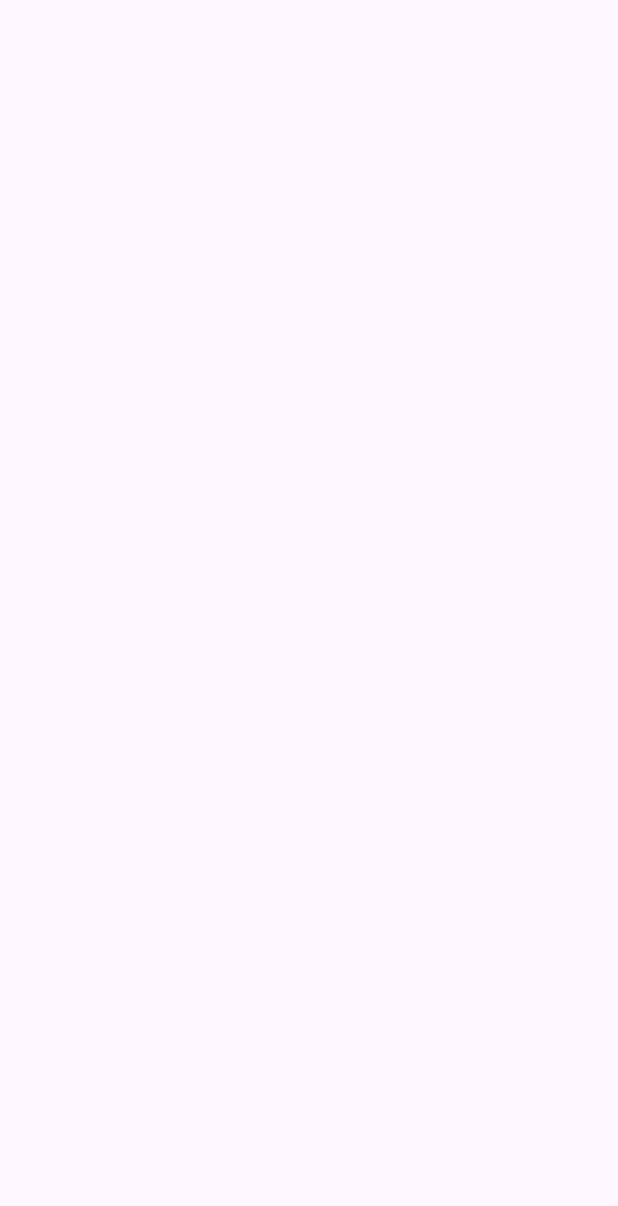
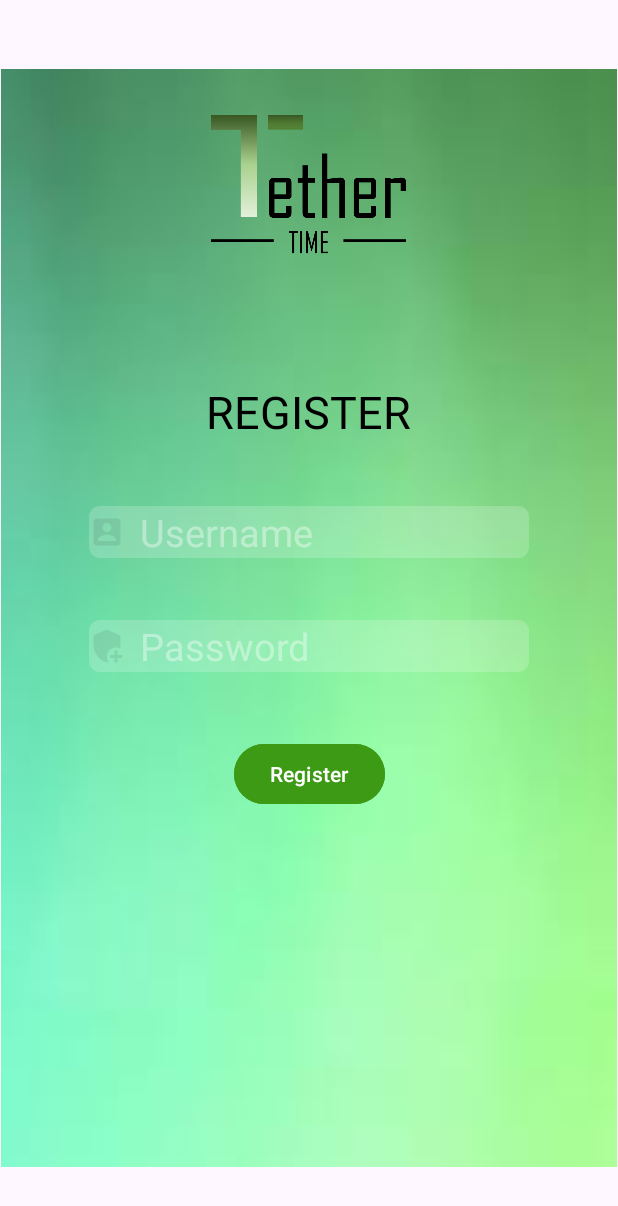
Before and after one commit to TristanStavast/OPSC_Part3, an Android app: the Register screen opened directly, with no data from a screen before it, on a phone screen of 412 x 824 dp. Before the commit the part shown is empty. Shown: the top 1206 px of the screen. Run offline under Robolectric (Android 15) with nearby library versions, the phone set to English and light mode, and no system bars.

Commit message:
Login and Register

```diff
--- a/app/src/main/java/com/example/opsc_part3/MainActivity.kt
+++ b/app/src/main/java/com/example/opsc_part3/MainActivity.kt
@@ -28,7 +28,7 @@ class MainActivity : AppCompatActivity() {
         btnlogin.setOnClickListener()
         {
 
-            if((username.text.toString().equals(null)) || (password.text.toString().equals(null)))
+            if((username.text.toString().isEmpty()) || (password.text.toString().isEmpty()))
             {
                 Toast.makeText(this, "Enter all fields!", Toast.LENGTH_SHORT).show()
             }
--- a/app/src/main/java/com/example/opsc_part3/Register.kt
+++ b/app/src/main/java/com/example/opsc_part3/Register.kt
@@ -1,6 +1,10 @@
 package com.example.opsc_part3
 
+import android.content.Intent
 import android.os.Bundle
+import android.widget.Button
+import android.widget.EditText
+import android.widget.Toast
 import androidx.activity.enableEdgeToEdge
 import androidx.appcompat.app.AppCompatActivity
 import androidx.core.view.ViewCompat
@@ -16,5 +20,23 @@ class Register : AppCompatActivity() {
             v.setPadding(systemBars.left, systemBars.top, systemBars.right, systemBars.bottom)
             insets
         }
+
+
+        var btnreg : Button = findViewById(R.id.btnReg)
+        var txtRegUser : EditText = findViewById(R.id.txtRegUsername)
+        var txtRegPass : EditText = findViewById(R.id.txtRegPassword)
+
+        btnreg.setOnClickListener()
+        {
+            if((txtRegUser.text.toString().isEmpty()) || (txtRegPass.text.toString().isEmpty()))
+            {
+                Toast.makeText(this, "Enter all fields", Toast.LENGTH_SHORT).show()
+            }
+            else
+            {
+                val int = Intent(this, Home::class.java)
+                startActivity(int)
+            }
+        }
     }
 }
--- a/app/src/main/res/layout/activity_register.xml
+++ b/app/src/main/res/layout/activity_register.xml
@@ -7,4 +7,107 @@
     android:layout_height="match_parent"
     tools:context=".Register">
 
+    <ImageView
+        android:id="@+id/imageView2"
+        android:layout_width="412dp"
+        android:layout_height="732dp"
+        app:layout_constraintBottom_toBottomOf="parent"
+        app:layout_constraintEnd_toEndOf="parent"
+        app:layout_constraintStart_toStartOf="parent"
+        app:layout_constraintTop_toTopOf="parent"
+        app:srcCompat="@drawable/background" />
+
+    <ImageView
+        android:id="@+id/imageView3"
+        android:layout_width="165dp"
+        android:layout_height="232dp"
+        android:layout_marginStart="140dp"
+        android:layout_marginTop="16dp"
+        android:layout_marginEnd="106dp"
+        android:layout_marginBottom="483dp"
+        app:layout_constraintBottom_toBottomOf="parent"
+        app:layout_constraintEnd_toEndOf="parent"
+        app:layout_constraintStart_toStartOf="parent"
+        app:layout_constraintTop_toTopOf="parent"
+        app:layout_constraintVertical_bias="0.0"
+        app:srcCompat="@drawable/logo" />
+
+    <TextView
+        android:id="@+id/lblRegister"
+        android:layout_width="wrap_content"
+        android:layout_height="wrap_content"
+        android:layout_marginStart="137dp"
+        android:layout_marginTop="208dp"
+        android:layout_marginEnd="138dp"
+        android:layout_marginBottom="483dp"
+        android:text="Register"
+        android:textAllCaps="true"
+        android:textSize="30dp"
+        android:textColor="@color/black"
+        app:layout_constraintBottom_toBottomOf="parent"
+        app:layout_constraintEnd_toEndOf="parent"
+        app:layout_constraintStart_toStartOf="parent"
+        app:layout_constraintTop_toTopOf="parent" />
+
+    <EditText
+        android:id="@+id/txtRegUsername"
+        android:layout_width="wrap_content"
+        android:layout_height="wrap_content"
+        android:layout_marginStart="59dp"
+        android:layout_marginTop="291dp"
+        android:layout_marginEnd="59dp"
+        android:layout_marginBottom="406dp"
+        android:background="@drawable/rounded_corner"
+        android:drawableStart="@drawable/ic_username"
+        android:drawablePadding="10dp"
+        android:ems="10"
+        android:hint="Username"
+        android:inputType="text"
+        android:text=""
+        android:textColor="@color/black"
+        android:textColorHint="#65FFFFFF"
+        android:textSize="25dp"
+        app:layout_constraintBottom_toBottomOf="parent"
+        app:layout_constraintEnd_toEndOf="parent"
+        app:layout_constraintStart_toStartOf="parent"
+        app:layout_constraintTop_toTopOf="parent" />
+
+    <EditText
+        android:id="@+id/txtRegPassword"
+        android:layout_width="wrap_content"
+        android:layout_height="wrap_content"
+        android:layout_marginStart="59dp"
+        android:layout_marginTop="367dp"
+        android:layout_marginEnd="59dp"
+        android:layout_marginBottom="330dp"
+        android:background="@drawable/rounded_corner"
+        android:drawableStart="@drawable/ic_password"
+        android:drawablePadding="10dp"
+        android:ems="10"
+        android:hint="Password"
+        android:inputType="textPassword"
+        android:text=""
+        android:textColor="@color/black"
+        android:textColorHint="#65FFFFFF"
+        android:textSize="25dp"
+        app:layout_constraintBottom_toBottomOf="parent"
+        app:layout_constraintEnd_toEndOf="parent"
+        app:layout_constraintStart_toStartOf="parent"
+        app:layout_constraintTop_toTopOf="parent" />
+
+    <Button
+        android:id="@+id/btnReg"
+        android:layout_width="wrap_content"
+        android:layout_height="wrap_content"
+        android:layout_marginStart="155dp"
+        android:layout_marginTop="445dp"
+        android:layout_marginEnd="155dp"
+        android:layout_marginBottom="238dp"
+        android:backgroundTint="#3C9A14"
+        android:text="Register"
+        app:layout_constraintBottom_toBottomOf="parent"
+        app:layout_constraintEnd_toEndOf="parent"
+        app:layout_constraintStart_toStartOf="parent"
+        app:layout_constraintTop_toTopOf="parent" />
+
 </androidx.constraintlayout.widget.ConstraintLayout>
```
